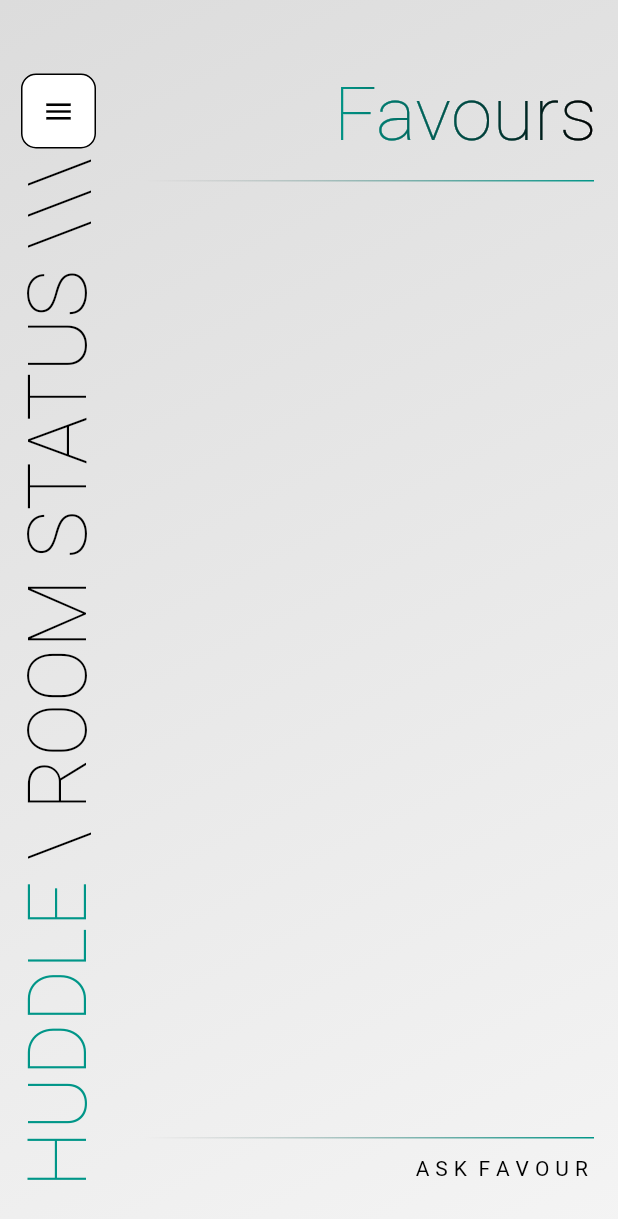
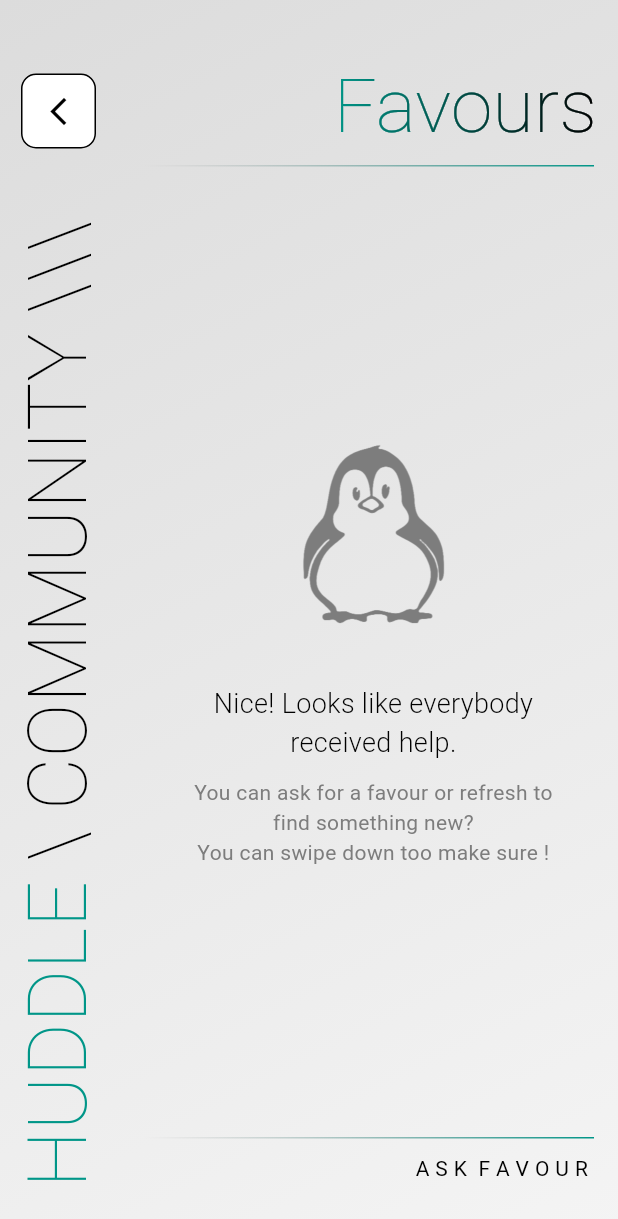
Before and after one commit to NamanGoyalK/Huddle-Flutter-App, a Flutter app: the CommunityView screen opened directly, on a phone screen of 412 x 824 dp. Shown: the top 1219 px of the screen. Run offline on Flutter 3.47's test engine with Material 3 defaults, Android fonts, the phone set to English and light mode, and no system bars; our stand-ins replace cloud_firestore, equatable, firebase_auth, firebase_core, flutter_bloc, font_awesome_flutter and 3 more; missing offline and left inert: email_otp_auth; accounts and stored records are empty; generated files the repository leaves out were written again.

Commit message:
Refactor favour retrieval to order by timestamp and add NoFavorsPlaceholder widget; implement FavourCard component for displaying favours.

```diff
--- a/lib/common/widgets/text_labels.dart
+++ b/lib/common/widgets/text_labels.dart
@@ -217,3 +217,55 @@ void showSnackBar(BuildContext context, String message, Color color) {
     ),
   );
 }
+
+class NoFavorsPlaceholder extends StatelessWidget {
+  const NoFavorsPlaceholder({
+    super.key,
+  });
+
+  @override
+  Widget build(BuildContext context) {
+    return ListView(
+      padding: const EdgeInsets.symmetric(
+        horizontal: 20.0,
+        vertical: 120,
+      ),
+      children: [
+        SizedBox(
+          height: 200,
+          width: 200,
+          child: Image.asset(
+            "assets/images/penguin_light.png",
+            color: Theme.of(context).colorScheme.primary,
+          ),
+        ),
+        const Text(
+          "Nice! Looks like everybody received help.",
+          style: TextStyle(
+            fontSize: 18,
+            fontWeight: FontWeight.w300,
+          ),
+          textAlign: TextAlign.center,
+        ),
+        const SizedBox(height: 10),
+        Text(
+          "You can ask for a favour or refresh to find something new?",
+          style: TextStyle(
+            fontSize: 14,
+            color: Theme.of(context).colorScheme.primary,
+          ),
+          textAlign: TextAlign.center,
+        ),
+        Text(
+          "You can swipe down too make sure !",
+          style: TextStyle(
+            fontSize: 14,
+            color: Theme.of(context).colorScheme.primary,
+          ),
+          textAlign: TextAlign.center,
+        ),
+        const SizedBox(height: 30),
+      ],
+    );
+  }
+}
--- a/lib/features/community/presentation/pages/community_page.dart
+++ b/lib/features/community/presentation/pages/community_page.dart
@@ -2,10 +2,12 @@ import 'package:flutter/material.dart';
 import 'package:flutter_bloc/flutter_bloc.dart';
 import 'package:huddle/common/config/theme/internal_background.dart';
 import 'package:huddle/common/widgets/index.dart';
+import 'package:huddle/features/community/presentation/pages/components/favour_card.dart';
 import 'package:huddle/features/community_favours/presentation/pages/add_favour_bottom_sheet.dart';
 
 import '../../../auth/presentation/cubits/auth_cubit.dart';
-import '../../../home_room_status/presentation/cubit/day_cubit.dart';
+import '../../../community_favours/data/firebase_favour_repo.dart';
+import '../../../community_favours/presentation/cubit/favour_cubit.dart';
 import '../../../settings/data/firebase_profile_repo.dart';
 import '../../../settings/domain/entities/user_profile.dart';
 import '../../../settings/presentation/cubit/profile_cubit.dart';
@@ -19,8 +21,9 @@ class CommunityPage extends StatelessWidget {
   Widget build(BuildContext context) {
     return MultiBlocProvider(
       providers: [
-        BlocProvider(create: (_) => DayCubit()),
         BlocProvider(create: (_) => ProfileCubit(profileRepo: profileRepo)),
+        BlocProvider(
+            create: (_) => FavourCubit(favourRepo: FirebaseFavourRepo())),
       ],
       child: const CommunityView(),
     );
@@ -35,7 +38,6 @@ class CommunityView extends StatefulWidget {
 }
 
 class CommunityViewState extends State<CommunityView> {
-  final int todayIndex = DateTime.now().weekday - 1;
   UserProfile? userProfile;
 
   DateTime? lastRefreshTime; // Track the last refresh time
@@ -46,12 +48,7 @@ class CommunityViewState extends State<CommunityView> {
   void initState() {
     super.initState();
     _loadUserProfile();
-  }
-
-  DateTime getDateForIndex(int index) {
-    final now = DateTime.now();
-    final difference = index - todayIndex;
-    return now.add(Duration(days: difference));
+    _refreshFavours();
   }
 
   void _loadUserProfile() {
@@ -83,6 +80,7 @@ class CommunityViewState extends State<CommunityView> {
       setState(() {
         lastRefreshTime = now;
       });
+      await context.read<FavourCubit>().fetchAllFavours();
     } else {
       final remainingTime = 30 - now.difference(lastRefreshTime!).inSeconds;
       final scaffoldMessenger = ScaffoldMessenger.of(context);
@@ -106,24 +104,16 @@ class CommunityViewState extends State<CommunityView> {
     return Scaffold(
       key: scaffoldKey,
       body: InternalBackground(
-        child: BlocBuilder<DayCubit, DayState>(
-          builder: (context, state) {
-            final selectedDate = getDateForIndex(state.selectedIndex);
-            final isToday = state.selectedIndex == todayIndex;
-            return CommunityPageMainColumn(
-                selectedDate, isToday, context, state);
-          },
-        ),
+        child: CommunityPageMainColumn(context),
       ),
     );
   }
 
-  Stack CommunityPageMainColumn(DateTime selectedDate, bool isToday,
-      BuildContext context, DayState state) {
+  Stack CommunityPageMainColumn(BuildContext context) {
     return Stack(
       children: [
         Positioned(
-          top: 40,
+          top: 35,
           right: 14,
           child: ShaderMask(
             shaderCallback: (bounds) => LinearGradient(
@@ -143,7 +133,7 @@ class CommunityViewState extends State<CommunityView> {
           ),
         ),
         Positioned(
-          top: 120,
+          top: 110,
           right: 14,
           child: Container(
             margin: const EdgeInsets.symmetric(horizontal: 2.0),
@@ -159,19 +149,19 @@ class CommunityViewState extends State<CommunityView> {
             ),
           ),
         ),
-        buildPostsList(),
-        buildCustomNavButton(state),
+        buildFavoursList(),
+        buildCustomNavButton(),
         PageTitleSideWays(
-          isDrawerOpen: state.isDrawerOpen,
-          pageTitle: 'ROOM STATUS',
+          isDrawerOpen: false,
+          pageTitle: 'COMMUNITY',
         ),
         buildBottomGradient(context),
-        buildCreatePostButton(context),
+        buildCreateFavourButton(context),
       ],
     );
   }
 
-  Positioned buildPostsList() {
+  Positioned buildFavoursList() {
     return Positioned(
       top: 136,
       left: 80,
@@ -180,22 +170,115 @@ class CommunityViewState extends State<CommunityView> {
       child: ClipRect(
         child: Padding(
           padding: const EdgeInsets.symmetric(horizontal: 20.0),
+          child: BlocBuilder<FavourCubit, FavourState>(
+            builder: (context, state) {
+              if (state is FavoursLoading || state is FavoursAdding) {
+                return const Center(
+                  child: CircularProgressIndicator(),
+                );
+              } else if (state is FavoursLoaded) {
+                final allFavours = state.favours;
+                if (allFavours.isEmpty) {
+                  return RefreshIndicator(
+                    onRefresh: _refreshFavours,
+                    child: const NoFavorsPlaceholder(),
+                  );
+                }
+                return RefreshIndicator(
+                  onRefresh: _refreshFavours,
+                  child: ListView.builder(
+                    padding: EdgeInsets.zero,
+                    itemCount: allFavours.length,
+                    itemBuilder: (context, index) {
+                      final favour = allFavours[index];
+                      return FavourCard(
+                        index: index + 1,
+                        roomNo: favour.roomNo,
+                        postedTime: formatTime(favour.timestamp),
+                        postersBlock: favour.address,
+                        postersName: favour.userName,
+                        postDescription: favour.description,
+                        isUserFavor: userProfile != null &&
+                            favour.userId == userProfile!.uid,
+                        onDelete: () => deletePost(context, favour.id),
+                      );
+                    },
+                  ),
+                );
+              } else if (state is FavoursError) {
+                return Center(
+                  child: Text(state.message),
+                );
+              } else {
+                return RefreshIndicator(
+                  onRefresh: _refreshFavours,
+                  child: ListView(
+                    padding: EdgeInsets.zero,
+                    children: const [EmptyPostsPlaceholder()],
+                  ),
+                );
+              }
+            },
+          ),
         ),
       ),
     );
   }
 
-  Positioned buildCustomNavButton(DayState state) {
+  void deletePost(BuildContext context, String postId) {
+    showDialog(
+      context: context,
+      builder: (BuildContext context) {
+        return AlertDialog(
+          title: const Text("Confirm Deletion"),
+          content: const Text("Are you sure you want to delete this post?"),
+          shape: RoundedRectangleBorder(
+            borderRadius: BorderRadius.circular(15),
+            side: BorderSide(
+              color: Theme.of(context).colorScheme.onSecondary,
+            ),
+          ),
+          actions: <Widget>[
+            TextButton(
+              child: Text(
+                "Cancel",
+                style: TextStyle(
+                  color: Theme.of(context).colorScheme.onSecondary,
+                ),
+              ),
+              onPressed: () {
+                Navigator.of(context).pop();
+              },
+            ),
+            TextButton(
+              child: Text(
+                "Delete",
+                style: TextStyle(
+                  color: Theme.of(context).colorScheme.onSecondary,
+                ),
+              ),
+              onPressed: () {
+                Navigator.of(context).pop(); // Close the dialog
+                context.read<FavourCubit>().deleteFavour(postId);
+                _refreshFavours();
+              },
+            ),
+          ],
+        );
+      },
+    );
+  }
+
+  Positioned buildCustomNavButton() {
     return Positioned(
       top: 44,
       left: 14,
       child: CustomNavButton(
-        icon: Icons.menu,
+        icon: Icons.arrow_back_ios_new_outlined,
         onTap: () {
-          context.read<DayCubit>().toggleDrawer(true);
-          scaffoldKey.currentState?.openDrawer();
+          Navigator.of(context).pop();
         },
-        isRotated: state.isDrawerOpen,
+        isRotated: false,
       ),
     );
   }
@@ -220,7 +303,7 @@ class CommunityViewState extends State<CommunityView> {
     );
   }
 
-  Positioned buildCreatePostButton(BuildContext context) {
+  Positioned buildCreateFavourButton(BuildContext context) {
     return Positioned(
       bottom: 35,
       right: 20,
@@ -229,10 +312,11 @@ class CommunityViewState extends State<CommunityView> {
           if (userProfile != null) {
             showAddBottomSheet(context, userProfile!);
           } else {
-            showSnackBar(
-              context,
-              'Profile not loaded yet.',
-              Colors.red,
+            ScaffoldMessenger.of(context).showSnackBar(
+              const SnackBar(
+                content: Text('Profile not loaded yet.'),
+                backgroundColor: Colors.red,
+              ),
             );
           }
         },
--- a/lib/features/community_favours/data/firebase_favour_repo.dart
+++ b/lib/features/community_favours/data/firebase_favour_repo.dart
@@ -35,7 +35,10 @@ class FirebaseFavourRepo implements FavourRepo {
     try {
       // Get all the favours from the firestore with the most recent on the top.
       final favoursSnapshot = await favourCollection
-          .orderBy('scheduledTime', descending: true)
+          .orderBy(
+            'timestamp',
+            descending: false,
+          )
           .get();
 
       // Convert each firestore document from JSON --> List of favours.
```
Also changed, not shown: lib/features/community/presentation/pages/components/favour_card.dart (added, +124 -0 lines), lib/features/community_favours/presentation/pages/add_favour_bottom_sheet.dart (+15 -20 lines).
